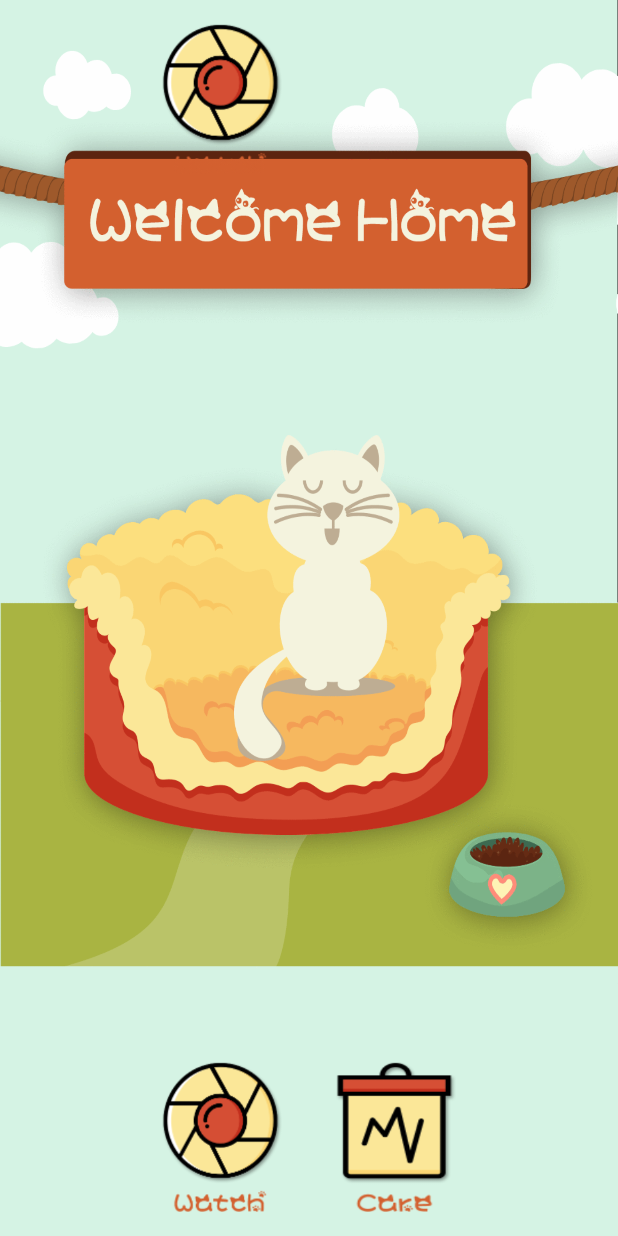
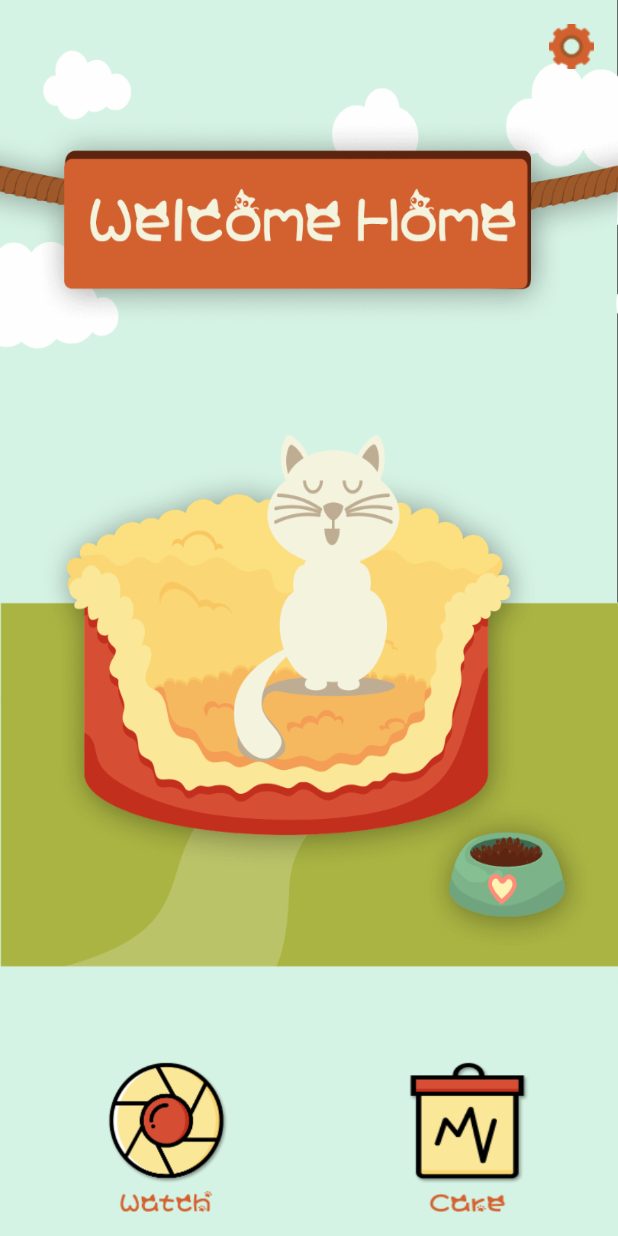
Before and after one commit to VIvallllaviDa/CatCare, an Android app: the screen it shows after launch (MainActivity), on a phone screen of 412 x 824 dp. Run offline under Robolectric (Android 15) with nearby library versions, the phone set to English and light mode, and no system bars.

Commit message:
Adjust Main activity

```diff
--- a/app/src/main/res/layout/activity_main.xml
+++ b/app/src/main/res/layout/activity_main.xml
@@ -5,48 +5,44 @@
     android:layout_width="match_parent"
     android:layout_height="match_parent"
     android:paddingBottom="@dimen/activity_vertical_margin"
-    android:paddingLeft="@dimen/activity_horizontal_margin"
-    android:paddingRight="@dimen/activity_horizontal_margin"
+    android:paddingLeft="0dp"
+    android:paddingRight="0dp"
     android:paddingTop="@dimen/activity_vertical_margin"
     tools:context="com.example.rongc.helloworld.MainActivity"
-    android:background="@drawable/background"
+    android:background="@drawable/bg"
     >
 
-    <LinearLayout
-        android:layout_width="wrap_content"
-        android:layout_height="wrap_content"
-        android:orientation="horizontal"
-        android:id="@+id/linearLayout2">
+    <Button
+        android:id="@+id/button_setting"
+        android:layout_width="30dp"
+        android:layout_height="30dp"
+        android:background="@drawable/setting"
+        android:layout_alignParentTop="true"
+        android:layout_alignParentRight="true"
+        android:layout_alignParentEnd="true"
+        android:layout_marginRight="16dp"
+        android:layout_marginEnd="16dp" />
 
-    </LinearLayout>
+    <Button
+        android:id="@+id/button_watch"
+        android:layout_width="80dp"
+        android:layout_height="100dp"
+        android:background="@drawable/watch"
+        android:layout_marginLeft="72dp"
+        android:layout_marginStart="72dp"
+        android:layout_alignParentBottom="true"
+        android:layout_alignParentLeft="true"
+        android:layout_alignParentStart="true" />
 
     <Button
         android:id="@+id/button_care"
         android:layout_width="80dp"
         android:layout_height="100dp"
-        android:layout_marginEnd="44dp"
+        android:background="@drawable/care"
         android:layout_alignParentBottom="true"
-        android:layout_alignParentEnd="true"
-        android:background="@drawable/care"
-        />
-
-    <Button
-        android:id="@+id/button_watch"
-        android:layout_width="80dp"
-        android:layout_height="100dp"
-        android:layout_marginStart="44dp"
-        android:layout_alignParentBottom="true"
-        android:layout_toEndOf="@+id/linearLayout2"
-        android:background="@drawable/watch"
-        />
-
-    <Button
-        android:id="@+id/button_setting"
-        android:layout_width="80dp"
-        android:layout_height="100dp"
-        android:layout_marginStart="44dp"
-        android:layout_alignParentTop="true"
-        android:background="@drawable/watch"
-        />
+        android:layout_toLeftOf="@+id/button_setting"
+        android:layout_toStartOf="@+id/button_setting"
+        android:layout_marginRight="13dp"
+        android:layout_marginEnd="13dp" />
 
 </RelativeLayout>
```
Also changed, not shown: app/src/main/res/drawable-xhdpi/bg.gif (added), app/src/main/res/drawable-xhdpi/setting.png (added).
